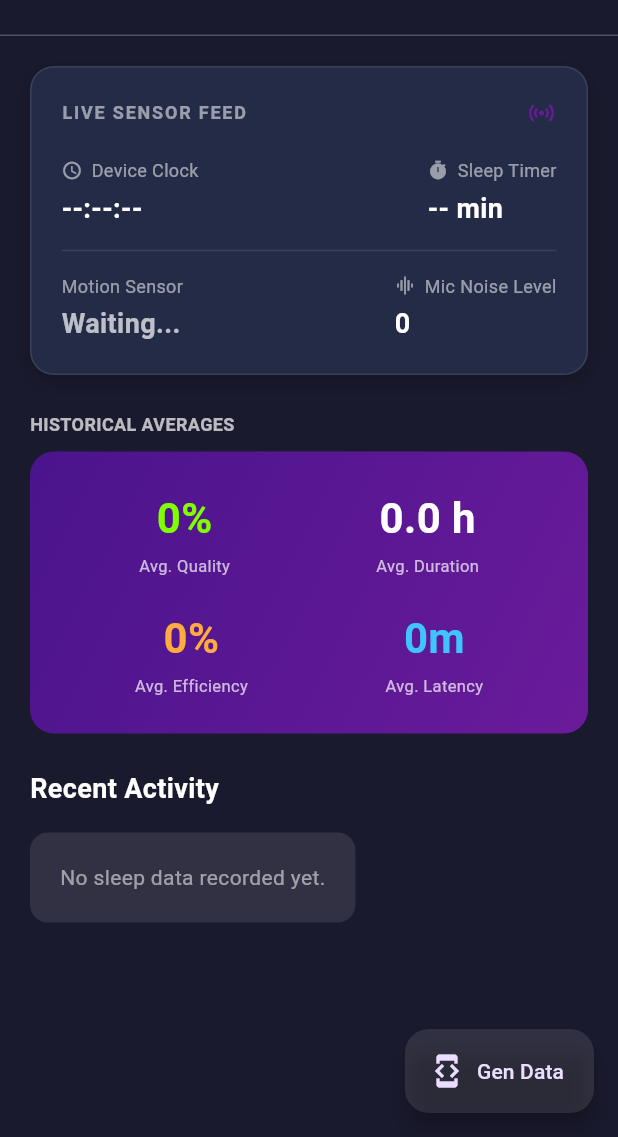
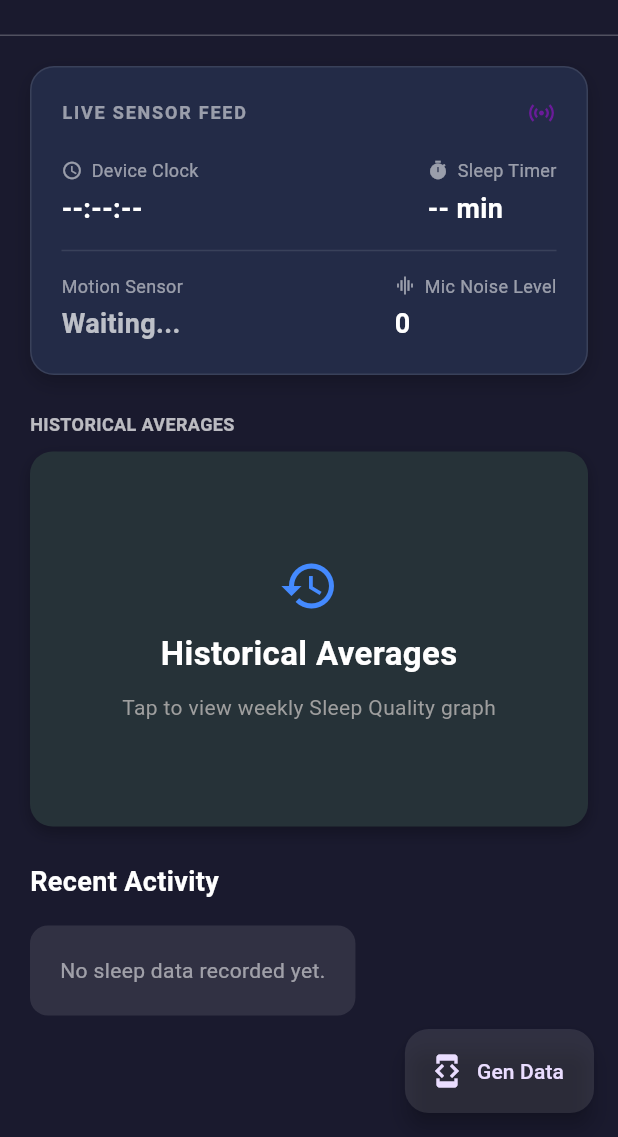
Before and after one commit to FrancisEugenio28/Sleep-Sound-Therapy-Mobile-App, a Flutter app: the SleepDataPageContent screen opened directly, on a phone screen of 412 x 824 dp, the part 99-1236 px from its top. Run offline on Flutter 3.47's test engine with Material 3 defaults, Android fonts, the phone set to English and light mode, and no system bars; our stand-ins replace flutter_blue_plus, just_audio, permission_handler, sqflite, syncfusion_flutter_sliders; missing offline and left inert: rive_animated_icon; accounts and stored records are empty.

Commit message:
added flipcard

```diff
--- a/lib/pages/landing_page.dart
+++ b/lib/pages/landing_page.dart
@@ -6,7 +6,6 @@ import 'package:syncfusion_flutter_sliders/sliders.dart';
 import '../widgets/shared_header.dart';
 import '../models/sound_player.dart';
 import '../bluetooth_controller.dart';
-// hello (test)
 
 class MusicPageContent extends StatefulWidget {
   const MusicPageContent({super.key});
--- a/lib/pages/sleep_data.dart
+++ b/lib/pages/sleep_data.dart
@@ -1,4 +1,5 @@
 import 'dart:async';
+import 'dart:math';
 import 'package:flutter/material.dart';
 import 'package:intl/intl.dart'; // For Date Formatting
 import '../widgets/shared_header.dart';
@@ -131,7 +132,7 @@ class _SleepDataPageContentState extends State<SleepDataPageContent> {
                     const SizedBox(height: 10),
 
                     // 2. Static Stats (Now Dynamic from DB)
-                    _buildDynamicStatsCard(),
+                    const HistoricalFlipCard(), // Flip Card with Graph
 
                     const SizedBox(height: 24),
 
@@ -229,69 +230,6 @@ class _SleepDataPageContentState extends State<SleepDataPageContent> {
     );
   }
 
-  // UPDATED: Now fetches Real Averages from SQLite
-  Widget _buildDynamicStatsCard() {
-    return FutureBuilder<Map<String, dynamic>>(
-      future: _averagesFuture,
-      builder: (context, snapshot) {
-        if (!snapshot.hasData) {
-          return const Center(child: CircularProgressIndicator());
-        }
-
-        final data = snapshot.data!;
-        // Default to 0 if null
-        final avgQual = data['avgQuality'] ?? 0;
-        final avgDur = data['avgDuration'] ?? 0;
-        final avgEff = data['avgEfficiency'] ?? 0;
-        final avgLat = data['avgLatency'] ?? 0;
-
-        return Container(
-          width: double.infinity,
-          padding: const EdgeInsets.all(24.0),
-          decoration: BoxDecoration(
-            gradient: const LinearGradient(
-              colors: [Color(0xFF4a148c), Color(0xFF6a1b9a)],
-              begin: Alignment.topLeft,
-              end: Alignment.bottomRight,
-            ),
-            borderRadius: BorderRadius.circular(16),
-          ),
-          child: Column(
-            children: [
-              // Row 1: Quality & Duration
-              Row(
-                mainAxisAlignment: MainAxisAlignment.spaceAround,
-                children: [
-                  _buildStatItem("$avgQual%", "Avg. Quality", const Color(0xFF7FFF00)),
-                  _buildStatItem("${(avgDur / 60).toStringAsFixed(1)} h", "Avg. Duration", Colors.white),
-                ],
-              ),
-              const SizedBox(height: 20),
-              // Row 2: Efficiency & Latency
-              Row(
-                mainAxisAlignment: MainAxisAlignment.spaceAround,
-                children: [
-                  _buildStatItem("$avgEff%", "Avg. Efficiency", Colors.orangeAccent),
-                  _buildStatItem("${avgLat}m", "Avg. Latency", Colors.lightBlueAccent),
-                ],
-              ),
-            ],
-          ),
-        );
-      },
-    );
-  }
-
-  Widget _buildStatItem(String value, String label, Color color) {
-    return Column(
-      children: [
-        Text(value, style: TextStyle(fontSize: 28, fontWeight: FontWeight.bold, color: color)),
-        const SizedBox(height: 4),
-        Text(label, style: const TextStyle(fontSize: 11, color: Colors.white70)),
-      ],
-    );
-  }
-
   // UPDATED: Now fetches List from SQLite
   Widget _buildRecentActivityList() {
     return Column(
@@ -377,3 +315,178 @@ class _SleepDataPageContentState extends State<SleepDataPageContent> {
     );
   }
 }
+
+class HistoricalFlipCard extends StatefulWidget {
+  const HistoricalFlipCard({Key? key}) : super(key: key);
+
+  @override
+  _HistoricalFlipCardState createState() => _HistoricalFlipCardState();
+}
+
+class _HistoricalFlipCardState extends State<HistoricalFlipCard>
+    with SingleTickerProviderStateMixin {
+  late AnimationController _controller;
+  late Animation<double> _animation;
+  bool _isFront = true;
+
+  // Mock data for the 7-day Sleep Quality %
+  final List<Map<String, dynamic>> weeklyData = [
+    {'day': 'Mon', 'quality': 75},
+    {'day': 'Tue', 'quality': 82},
+    {'day': 'Wed', 'quality': 60},
+    {'day': 'Thu', 'quality': 90},
+    {'day': 'Fri', 'quality': 85},
+    {'day': 'Sat', 'quality': 95},
+    {'day': 'Sun', 'quality': 88},
+  ];
+
+  @override
+  void initState() {
+    super.initState();
+    _controller = AnimationController(
+      vsync: this,
+      duration: const Duration(milliseconds: 600),
+    );
+    _animation = Tween<double>(begin: 0, end: 1).animate(
+      CurvedAnimation(parent: _controller, curve: Curves.easeInOut),
+    );
+  }
+
+  @override
+  void dispose() {
+    _controller.dispose();
+    super.dispose();
+  }
+
+  void _toggleCard() {
+    if (_isFront) {
+      _controller.forward();
+    } else {
+      _controller.reverse();
+    }
+    _isFront = !_isFront;
+  }
+
+  @override
+  Widget build(BuildContext context) {
+    return GestureDetector(
+      onTap: _toggleCard,
+      child: AnimatedBuilder(
+        animation: _animation,
+        builder: (context, child) {
+          // The rotation angle from 0 to pi (180 degrees)
+          final angle = _animation.value * pi;
+
+          // Matrix4.identity()..setEntry(3, 2, 0.001) adds 3D perspective
+          final transform = Matrix4.identity()
+            ..setEntry(3, 2, 0.001)
+            ..rotateX(angle);
+
+          return Transform(
+            transform: transform,
+            alignment: Alignment.center,
+            child: angle < (pi / 2)
+                ? _buildFront() // Show front if rotation is less than 90 degrees
+                : Transform(
+                    // Rotate the back by 180 degrees so it isn't upside down
+                    transform: Matrix4.identity()..rotateX(pi),
+                    alignment: Alignment.center,
+                    child: _buildBack(),
+                  ),
+          );
+        },
+      ),
+    );
+  }
+
+  // --- FRONT OF CARD (Your current stats) ---
+  Widget _buildFront() {
+    return Container(
+      width: double.infinity,
+      height: 250,
+      padding: const EdgeInsets.all(20),
+      decoration: BoxDecoration(
+        color: Colors.blueGrey[900],
+        borderRadius: BorderRadius.circular(15),
+        boxShadow: [
+          BoxShadow(color: Colors.black26, blurRadius: 8, offset: Offset(0, 4))
+        ],
+      ),
+      child: Column(
+        mainAxisAlignment: MainAxisAlignment.center,
+        children: const [
+          Icon(Icons.history, color: Colors.blueAccent, size: 40),
+          SizedBox(height: 10),
+          Text(
+            "Historical Averages",
+            style: TextStyle(fontSize: 22, fontWeight: FontWeight.bold, color: Colors.white),
+          ),
+          SizedBox(height: 10),
+          Text(
+            "Tap to view weekly Sleep Quality graph",
+            style: TextStyle(color: Colors.grey),
+          ),
+        ],
+      ),
+    );
+  }
+
+  // --- BACK OF CARD (The Bar Graph) ---
+  Widget _buildBack() {
+    return Container(
+      width: double.infinity,
+      height: 250,
+      padding: const EdgeInsets.all(20),
+      decoration: BoxDecoration(
+        color: Colors.blueGrey[800],
+        borderRadius: BorderRadius.circular(15),
+        boxShadow: [
+          BoxShadow(color: Colors.black26, blurRadius: 8, offset: Offset(0, 4))
+        ],
+      ),
+      child: Column(
+        crossAxisAlignment: CrossAxisAlignment.start,
+        children: [
+          const Text(
+            "Sleep Quality % (Past 7 Days)",
+            style: TextStyle(fontSize: 16, fontWeight: FontWeight.bold, color: Colors.white),
+          ),
+          const SizedBox(height: 15),
+          Expanded(
+            child: Row(
+              mainAxisAlignment: MainAxisAlignment.spaceEvenly,
+              crossAxisAlignment: CrossAxisAlignment.end,
+              children: weeklyData.map((data) {
+                final double heightPercentage = data['quality'] / 100.0;
+                return Column(
+                  mainAxisAlignment: MainAxisAlignment.end,
+                  children: [
+                    Text(
+                      '${data['quality']}%',
+                      style: const TextStyle(color: Colors.white70, fontSize: 10),
+                    ),
+                    const SizedBox(height: 4),
+                    // The Bar
+                    Container(
+                      width: 20,
+                      height: 120 * heightPercentage, // Max bar height is 120
+                      decoration: BoxDecoration(
+                        color: Colors.blueAccent,
+                        borderRadius: BorderRadius.circular(4),
+                      ),
+                    ),
+                    const SizedBox(height: 8),
+                    Text(
+                      data['day'],
+                      style: const TextStyle(color: Colors.white, fontSize: 12),
+                    ),
+                  ],
+                );
+              }).toList(),
+            ),
+          ),
+        ],
+      ),
+    );
+  }
+}
```
